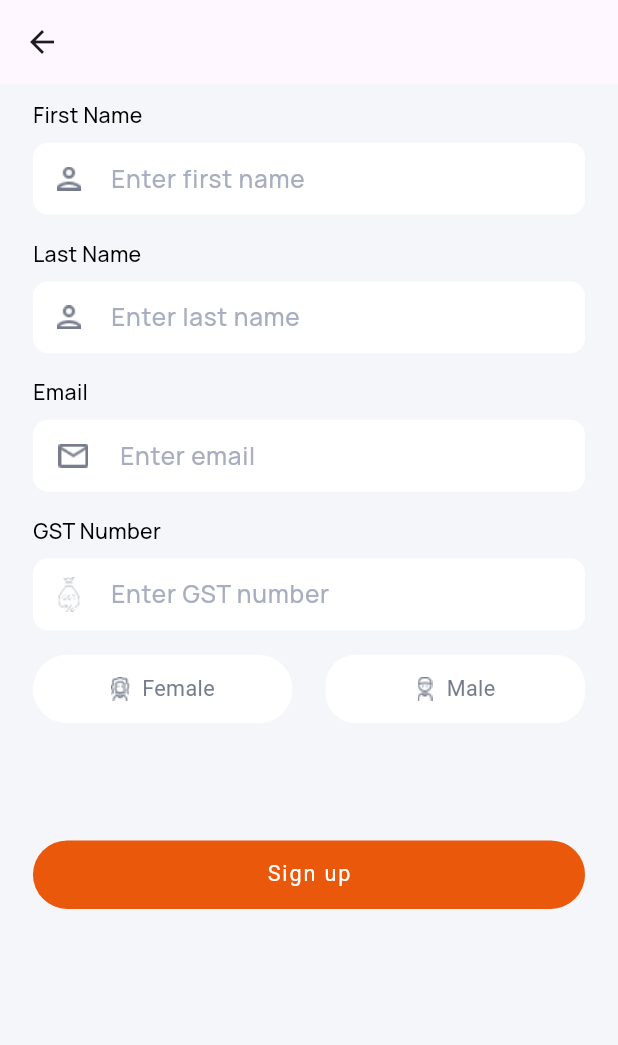
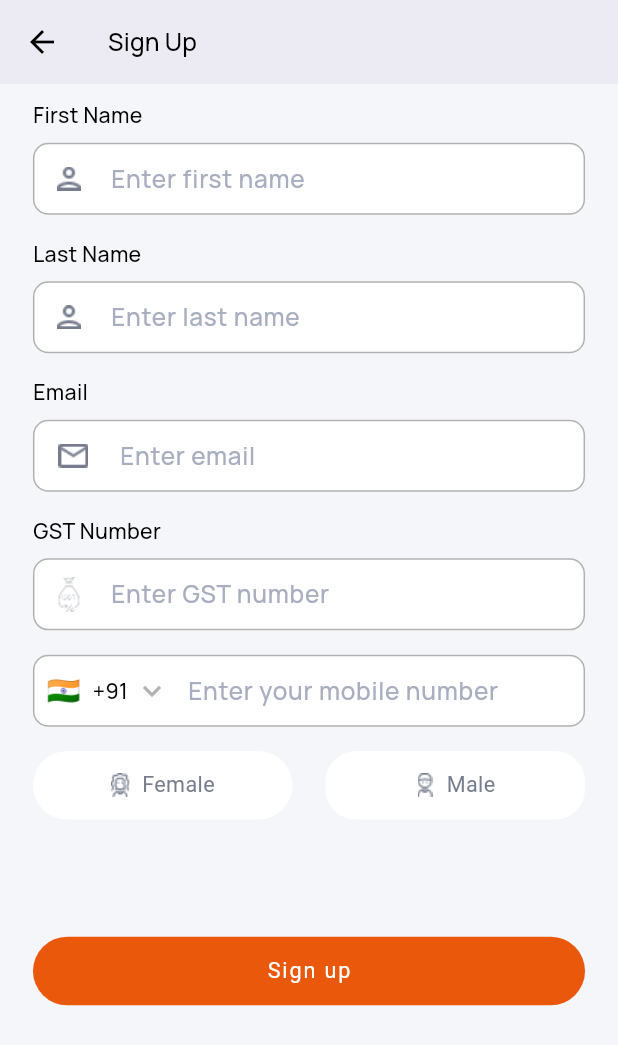
Before and after one commit to RavindraEsp/tt, a Flutter app: the SignupScreen screen opened directly, on a phone screen of 412 x 824 dp. Shown: the top 1045 px of the screen. Run offline on Flutter 3.47's test engine with Material 3 defaults, Android fonts, the phone set to English and light mode, and no system bars; drawn by our look-alikes of intl_phone_field; our stand-ins replace flutter_screenutil, google_fonts.

Commit message:
country code field done

```diff
--- a/lib/module/auth/signup_screen.dart
+++ b/lib/module/auth/signup_screen.dart
@@ -1,9 +1,12 @@
 import 'package:book_your_truck/utilities/color_utility.dart';
 import 'package:book_your_truck/utilities/style_utility.dart';
 import 'package:book_your_truck/utilities/text_size_utility.dart';
+import 'package:book_your_truck/widgets/common_app_bar.dart';
+import 'package:book_your_truck/widgets/textField/mobile_number_text_field.dart';
 import 'package:book_your_truck/widgets/textField/simple_text_field.dart';
 import 'package:flutter/material.dart';
 import 'package:flutter_screenutil/flutter_screenutil.dart';
+import 'package:intl_phone_field/phone_number.dart';
 
 import '../../utilities/image_utility.dart';
 import '../../widgets/buttons/custom_button.dart';
@@ -22,6 +25,8 @@ class _SignupScreenState extends State<SignupScreen> {
   TextEditingController mobileController = TextEditingController();
   TextEditingController gstController = TextEditingController();
 
+  String? countryCode;
+
   int? gender;
 
   @override
@@ -29,9 +34,10 @@ class _SignupScreenState extends State<SignupScreen> {
     return Scaffold(
       backgroundColor: ColorUtility.colorF5F6FA,
 
-      appBar: AppBar(),
+      appBar: commonAppBar(title: "Sign Up"),
 
       body: SafeArea(
+        child: SingleChildScrollView(
           child: Padding(
             padding: EdgeInsets.symmetric(horizontal: 20.w, vertical: 10.w),
             child: Column(
@@ -72,6 +78,19 @@ class _SignupScreenState extends State<SignupScreen> {
 
                 SizedBox(height: 16.h),
 
+                PhoneNumberTextField(
+                  controller: mobileController,
+                  initialCountryCode: 'IN',
+                  onChanged: (value) {
+                    print("Value number${value!.completeNumber}");
+                    countryCode = value.countryCode;
+                    print("country code is from input number ${countryCode}");
+                    return null;
+                  },
+                  hintText: "Enter your mobile number",
+                ),
+                SizedBox(height: 16.h),
+
                 Row(
                   children: [
                     Expanded(
@@ -94,10 +113,13 @@ class _SignupScreenState extends State<SignupScreen> {
                             crossAxisAlignment: CrossAxisAlignment.center,
                             mainAxisAlignment: MainAxisAlignment.center,
                             children: [
-                          Image.asset(ImageUtility.femaleIcon,width: 12.w,
+                              Image.asset(
+                                ImageUtility.femaleIcon,
+                                width: 12.w,
                                 color: gender == 2
                                     ? Colors.white
-                                : ColorUtility.color767C8C,),
+                                    : ColorUtility.color767C8C,
+                              ),
 
                               SizedBox(width: 7.w),
 
@@ -137,7 +159,9 @@ class _SignupScreenState extends State<SignupScreen> {
                             crossAxisAlignment: CrossAxisAlignment.center,
                             mainAxisAlignment: MainAxisAlignment.center,
                             children: [
-                            Image.asset(ImageUtility.maleIcon,width: 12.w,
+                              Image.asset(
+                                ImageUtility.maleIcon,
+                                width: 12.w,
 
                                 color: gender == 1
                                     ? Colors.white
@@ -162,17 +186,12 @@ class _SignupScreenState extends State<SignupScreen> {
                   ],
                 ),
 
-
-              SizedBox(
-                height:
-                77.h,
-              ),
+                SizedBox(height: 77.h),
                 CustomButton(buttonText: "Sign up", onTap: () {}),
 
-              SizedBox(
-                height: 32.h,
+                SizedBox(height: 32.h),
+              ],
             ),
-            ],
           ),
         ),
       ),
--- a/lib/utilities/color_utility.dart
+++ b/lib/utilities/color_utility.dart
@@ -9,6 +9,10 @@ class ColorUtility {
   static const Color colorF5F6FA = Color(0xFFF5F6FA);
   static const Color color767C8C = Color(0xFF767C8C);
   static const Color colorA8AEBF = Color(0xFFA8AEBF);
+
+
+  static const Color backgroundColor = Color(0xFFF5F6FA);
+  static const Color textFieldBorderColor = Color(0xFFB1B1B1);
 
 
 
--- a/lib/utilities/style_utility.dart
+++ b/lib/utilities/style_utility.dart
@@ -19,8 +19,6 @@ class StyleUtility {
       fontWeight: FontWeight.w500,
       fontSize: TextSizeUtility.textSize16,
       color: ColorUtility.colorA8AEBF);
-
-
 
 
   static TextStyle inputHeadingTextStyle = GoogleFonts.manrope(
@@ -72,6 +70,26 @@ class StyleUtility {
 
 
   ///nnnn
+
+
+
+
+
+
+  static TextStyle appBarTextStyle = GoogleFonts.manrope(
+      fontWeight: FontWeight.w500,
+      fontSize: TextSizeUtility.textSize16,
+      color: Colors.black);
+
+
+
+  ///tttttt
+
+
+
+
+
+
 
 
 
--- /dev/null
+++ b/lib/widgets/common_app_bar.dart
@@ -0,0 +1,23 @@
+import 'package:flutter/material.dart';
+import '../utilities/color_utility.dart';
+import '../utilities/style_utility.dart';
+
+PreferredSizeWidget commonAppBar({
+  required String title,
+  bool showBack = true,
+  List<Widget>? actions,
+}) {
+  return AppBar(
+    backgroundColor: ColorUtility.backgroundColor,
+    elevation: 2,
+    centerTitle: false,
+    leading: showBack
+        ? BackButton(color: Colors.black)
+        : null,
+    title: Text(
+      title,
+      style: StyleUtility.appBarTextStyle,
+    ),
+    actions: actions,
+  );
+}
--- a/lib/widgets/textField/mobile_number_text_field.dart
+++ b/lib/widgets/textField/mobile_number_text_field.dart
@@ -1,118 +1,214 @@
-// import 'package:flutter/material.dart';
-// import 'package:flutter/services.dart';
-// import 'package:flutter_screenutil/flutter_screenutil.dart';
-// import 'package:intl_phone_field/intl_phone_field.dart';
-// import 'package:intl_phone_field/phone_number.dart';
-// import 'package:talent_app/logger/app_logger.dart';
-// import 'package:talent_app/utilities/color_utility.dart';
-// import 'package:talent_app/utilities/style_utility.dart';
-// import 'package:talent_app/utilities/text_size_utility.dart';
-//
-// class MobileNumberTextField extends StatelessWidget {
-//   const MobileNumberTextField({
-//     Key? key,
-//     required this.controller,
-//     required this.onChanged,
-//     required this.hintText,
-//     this.validator,
-//     this.isoCode,
-//     this.isEnable = true,
-//   }) : super(key: key);
-//
-//   final TextEditingController controller;
-//
-//   final ValueChanged<PhoneNumber> onChanged;
-//   final String hintText;
-//
-//   final FormFieldValidator? validator;
-//
-//   final String? isoCode;
-//
-//   final bool? isEnable;
-//
-//   @override
-//   Widget build(BuildContext context) {
-//     // PhoneNumber? phoneNumber;
-//     return IntlPhoneField(
-//         textAlignVertical: TextAlignVertical.center,
-//         controller: controller,
-//         textAlign: TextAlign.left,
-//         enabled: isEnable ?? true,
-//         style: StyleUtility.inputTextStyle.copyWith(
-//           fontSize: TextSizeUtility.textSize15.sp,
-//         ),
-//         dropdownIconPosition: IconPosition.trailing,
-//         inputFormatters: [
-//           FilteringTextInputFormatter.digitsOnly,
-//         ],
-//         decoration: InputDecoration(
-//           // isDense: false,
-//
-//           // Customize the padding around the flag icon
-//
-//           prefixIconConstraints: const BoxConstraints(
-//               // minWidth: 120
-//               minWidth: 132),
-//
-//           contentPadding:
-//               EdgeInsets.only(left: 20.w, top: 16, bottom: 16, right: 5.w),
-//           filled: true,
-//           fillColor: Colors.white,
-//           hintStyle: StyleUtility.hintTextStyle.copyWith(
-//             fontSize: TextSizeUtility.textSize15.sp,
-//           ),
-//           hintText: hintText,
-//           label: Text(hintText),
-//           labelStyle: StyleUtility.labelTextStyle
-//               .copyWith(fontSize: TextSizeUtility.textSize13.sp),
-//           border: OutlineInputBorder(
-//             borderRadius: BorderRadius.circular(10.r),
-//             borderSide: const BorderSide(
-//               color: ColorUtility.colorD6D6D8,
-//             ),
-//           ),
-//           disabledBorder: OutlineInputBorder(
-//             borderRadius: BorderRadius.circular(10.r),
-//             borderSide: const BorderSide(
-//               color: ColorUtility.colorD6D6D8,
-//             ),
-//           ),
-//           enabledBorder: OutlineInputBorder(
-//             borderRadius: BorderRadius.circular(10.r),
-//             borderSide: const BorderSide(
-//               color: ColorUtility.colorD6D6D8,
-//             ),
-//           ),
-//           focusedBorder: OutlineInputBorder(
-//             borderRadius: BorderRadius.circular(10.r),
-//             borderSide: const BorderSide(
-//               color: ColorUtility.color5457BE, // focused color
-//             ),
-//           ),
-//           focusedErrorBorder: OutlineInputBorder(
-//             borderRadius: BorderRadius.circular(10.r),
-//             borderSide: const BorderSide(
-//               color: ColorUtility.colorD6D6D8,
-//             ),
-//           ),
-//           errorBorder: OutlineInputBorder(
-//             borderRadius: BorderRadius.circular(10.r),
-//             borderSide: const BorderSide(
-//               color: ColorUtility.colorD6D6D8,
-//             ),
-//           ),
-//           focusColor: Colors.white,
-//         ),
-//         initialCountryCode: isoCode ?? 'IL',
-//         //  initialCountryCode: isoCode ?? 'IN',
-//         onChanged: (phone) {
-//           onChanged.call(phone);
-//           AppLogger.logD("Phone $phone");
-//         },
-//         onCountryChanged: (country) {
-//           controller.clear();
-//         },
-//         dropdownIcon:
-//             const Icon(Icons.arrow_drop_down, color: ColorUtility.color5457BE));
-//   }
-// }
+// ignore_for_file: unnecessary_null_in_if_null_operators
+
+import 'dart:async';
+
+import 'package:book_your_truck/utilities/color_utility.dart';
+import 'package:book_your_truck/utilities/style_utility.dart';
+import 'package:flutter/material.dart';
+import 'package:flutter/services.dart';
+import 'package:flutter_screenutil/flutter_screenutil.dart';
+import 'package:intl_phone_field/countries.dart';
+import 'package:intl_phone_field/country_picker_dialog.dart';
+import 'package:intl_phone_field/intl_phone_field.dart';
+import 'package:intl_phone_field/phone_number.dart';
+
+class PhoneNumberTextField extends StatelessWidget {
+  const PhoneNumberTextField({
+    super.key,
+    this.controller,
+    this.initialValue,
+    this.style,
+    this.initialCountryCode,
+    this.dropdownTextStyle,
+    required this.hintText,
+    this.hintTextStyle,
+    this.textInputType,
+    this.onTapTextField,
+    this.inputFormatter,
+    this.isEnable = true,
+    this.onFocusChange,
+    this.title,
+    this.fillColor,
+    this.enabledBorderColor,
+    this.focusedBorderColor,
+    this.disabledBorderColor,
+    this.borderColor,
+    this.suffixIcon,
+    this.borderRadius,
+    this.validators,
+    this.onChanged,
+    this.disabledBorderRadius,
+    this.onCountryChanged,
+    this.borderTransparent = false,
+    this.borderDisableTransparent = false,
+  });
+
+  final TextEditingController? controller;
+  final String? initialValue;
+  final TextStyle? style;
+  final TextStyle? dropdownTextStyle;
+  final String? initialCountryCode;
+  final String hintText;
+  final Color? fillColor;
+  final TextStyle? hintTextStyle;
+  final TextInputType? textInputType;
+  final Color? enabledBorderColor;
+  final Color? borderColor;
+  final Color? focusedBorderColor;
+  final Color? disabledBorderColor;
+  final BorderRadius? disabledBorderRadius;
+  final List<TextInputFormatter>? inputFormatter;
+  final VoidCallback? onTapTextField;
+  final bool? isEnable;
+  final Widget? suffixIcon;
+  final ValueChanged<bool>? onFocusChange;
+  final String? title;
+  final BorderRadius? borderRadius;
+  final FutureOr<String?> Function(PhoneNumber?)? validators;
+  final PhoneNumber? Function(PhoneNumber?)? onChanged;
+  final Country? Function(Country?)? onCountryChanged;
+  final bool? borderTransparent;
+  final bool? borderDisableTransparent;
+
+  @override
+  Widget build(BuildContext context) {
+    return Column(
+      crossAxisAlignment: CrossAxisAlignment.start,
+      children: [
+        // title != null
+        //     ? Padding(
+        //         padding: EdgeInsets.only(bottom: 8.h),
+        //         child: Text(
+        //           title ?? "",
+        //           style: StyleUtility.ts14white400SoroFBF8FF
+        //               .copyWith(fontSize: TextSizeUtility.textSize16.sp),
+        //         ))
+        //     : SizedBox(),
+        IntlPhoneField(
+          controller: controller,
+          enabled: isEnable ?? true,
+          inputFormatters:
+          inputFormatter ??
+              [
+                FilteringTextInputFormatter.deny(
+                  RegExp(r'\s'),
+                ), // Denies spaces
+              ],
+          keyboardType: TextInputType.number,
+          showCursor: true,
+          cursorColor: Colors.black,
+          textAlign: TextAlign.start,
+          style:
+
+              StyleUtility.inputTextStyle,
+          decoration: InputDecoration(
+            hintText: hintText,
+            hintStyle:
+            hintTextStyle ??
+                StyleUtility.hintTextStyle,
+            contentPadding: EdgeInsets.only(
+              left: 20.w,
+              // top: 16,
+              // bottom: 16,
+              right: 5.w,
+            ),
+            filled: true,
+            counterText: "",
+            fillColor:  Colors.white,
+            suffixIcon: suffixIcon,
+            border: OutlineInputBorder(
+              borderRadius: BorderRadius.circular(10.r),
+              // borderSide: BorderSide.none,
+              borderSide: const BorderSide(
+                color: ColorUtility.textFieldBorderColor,
+              ),
+            ),
+            errorStyle: StyleUtility.errorTextStyle,
+            disabledBorder: OutlineInputBorder(
+              borderRadius: BorderRadius.circular(10.r),
+              borderSide: const BorderSide(
+                color: ColorUtility.textFieldBorderColor,
+              ),
+            ),
+            enabledBorder: OutlineInputBorder(
+              borderRadius: BorderRadius.circular(10.r),
+              borderSide: const BorderSide(
+                color: ColorUtility.textFieldBorderColor,
+              ),
+            ),
+            focusedBorder: OutlineInputBorder(
+              borderRadius: BorderRadius.circular(10.r),
+              borderSide: const BorderSide(
+                color: ColorUtility.textFieldBorderColor,
+              ),
+            ),
+            focusedErrorBorder: OutlineInputBorder(
+              borderRadius: BorderRadius.circular(10.r),
+              borderSide: const BorderSide(
+                color: ColorUtility.textFieldBorderColor,
+              ),
+            ),
+            errorBorder: OutlineInputBorder(
+              borderRadius: BorderRadius.circular(10.r),
+              borderSide: const BorderSide(
+                color: ColorUtility.textFieldBorderColor,
+              ),
+            ),
+
+          ),
+          validator: (phone) {
+            // Custom validation logic
+            if (phone == null || phone.number.isEmpty) {
+              return 'Phone number is required';
+            }
+            return null; // If validation passes
+          },
+          initialValue: initialValue,
+          initialCountryCode: initialCountryCode,
+          languageCode: "en",
+          dropdownIcon: const Icon(
+            Icons.keyboard_arrow_down_outlined,
+            color: ColorUtility.textFieldBorderColor,
+          ),
+          dropdownIconPosition: IconPosition.trailing,
+          dropdownTextStyle:
+          dropdownTextStyle ?? StyleUtility.inputTextStyle,
+          onChanged: onChanged,
+          onCountryChanged: onCountryChanged,
+          flagsButtonPadding: EdgeInsets.only(left: 5.h),
+
+          pickerDialogStyle: PickerDialogStyle(
+            backgroundColor: ColorUtility.backgroundColor,
+            searchFieldCursorColor: Colors.black,
+            searchFieldInputDecoration: InputDecoration(
+              labelStyle: TextStyle(
+                  color: Colors.black
+              ),
+              hintText: 'Search country',
+              hintStyle: TextStyle(color: Colors.black),
+              filled: true,
+              fillColor: Colors.white,
+              border: OutlineInputBorder(
+                borderRadius: BorderRadius.circular(8),
+                borderSide: BorderSide(color: Colors.white),
+              ),
+              enabledBorder: OutlineInputBorder(
+                borderRadius: BorderRadius.circular(8),
+                borderSide: BorderSide(color: Colors.white),
+              ),
+              focusedBorder: OutlineInputBorder(
+                borderRadius: BorderRadius.circular(8),
+                borderSide: BorderSide(color: Colors.white),
+              ),
+            ),
+            countryNameStyle: TextStyle(
+              color: Colors.black,
+              fontWeight: FontWeight.bold,
+            ),
+            countryCodeStyle: TextStyle(color: Colors.black, fontSize: 12.sp),
+          ),
+        ),
+      ],
+    );
+  }
+}
--- a/lib/widgets/textField/simple_text_field.dart
+++ b/lib/widgets/textField/simple_text_field.dart
@@ -75,30 +75,43 @@ class SimpleTextField extends StatelessWidget {
               hintText: hintText,
               border: OutlineInputBorder(
                 borderRadius: BorderRadius.circular(10.r),
-                borderSide: BorderSide.none,
+               // borderSide: BorderSide.none,
+                borderSide: const BorderSide(
+                  color: ColorUtility.textFieldBorderColor,
+                ),
               ),
               errorStyle: StyleUtility.errorTextStyle.copyWith(
                 fontSize: TextSizeUtility.textSize13.sp,
               ),
               disabledBorder: OutlineInputBorder(
                 borderRadius: BorderRadius.circular(10.r),
-                borderSide: BorderSide.none,
+                borderSide: const BorderSide(
+                  color: ColorUtility.textFieldBorderColor,
+                ),
               ),
               enabledBorder: OutlineInputBorder(
                 borderRadius: BorderRadius.circular(10.r),
-                borderSide: BorderSide.none,
+                borderSide: const BorderSide(
+                  color: ColorUtility.textFieldBorderColor,
+                ),
               ),
               focusedBorder: OutlineInputBorder(
                 borderRadius: BorderRadius.circular(10.r),
-                borderSide: BorderSide.none,
+                borderSide: const BorderSide(
+                  color: ColorUtility.textFieldBorderColor,
+                ),
               ),
               focusedErrorBorder: OutlineInputBorder(
                 borderRadius: BorderRadius.circular(10.r),
-                borderSide: BorderSide.none,
+                borderSide: const BorderSide(
+                  color: ColorUtility.textFieldBorderColor,
+                ),
               ),
               errorBorder: OutlineInputBorder(
                 borderRadius: BorderRadius.circular(10.r),
-                borderSide: BorderSide.none,
+                borderSide: const BorderSide(
+                  color: ColorUtility.textFieldBorderColor,
+                ),
               ),
 
               prefixIcon: preffixImage != null
--- a/pubspec.yaml
+++ b/pubspec.yaml
@@ -36,6 +36,7 @@ dependencies:
   cupertino_icons: ^1.0.8
   google_fonts: ^6.3.3
   flutter_screenutil: ^5.9.3
+  intl_phone_field: ^3.2.0
 
 dev_dependencies:
   flutter_test:
```
Also changed, not shown: logger/app_logger.dart (added, +7 -0 lines), pubspec.lock. Lines whose indentation alone changed are shown as unchanged.
